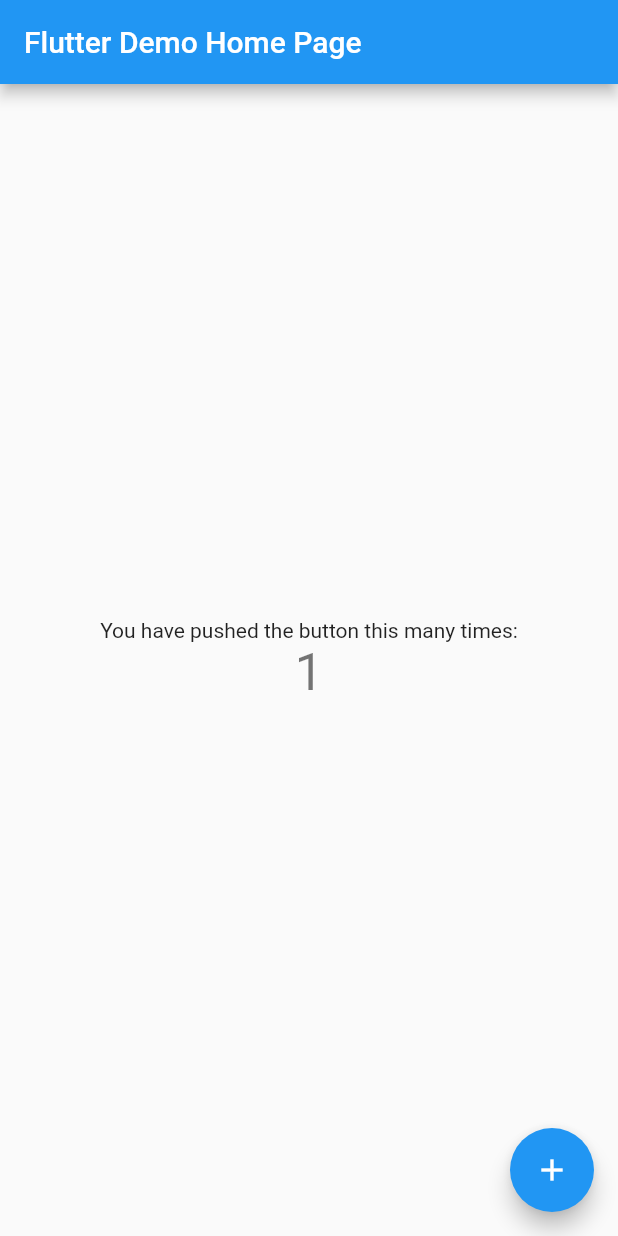
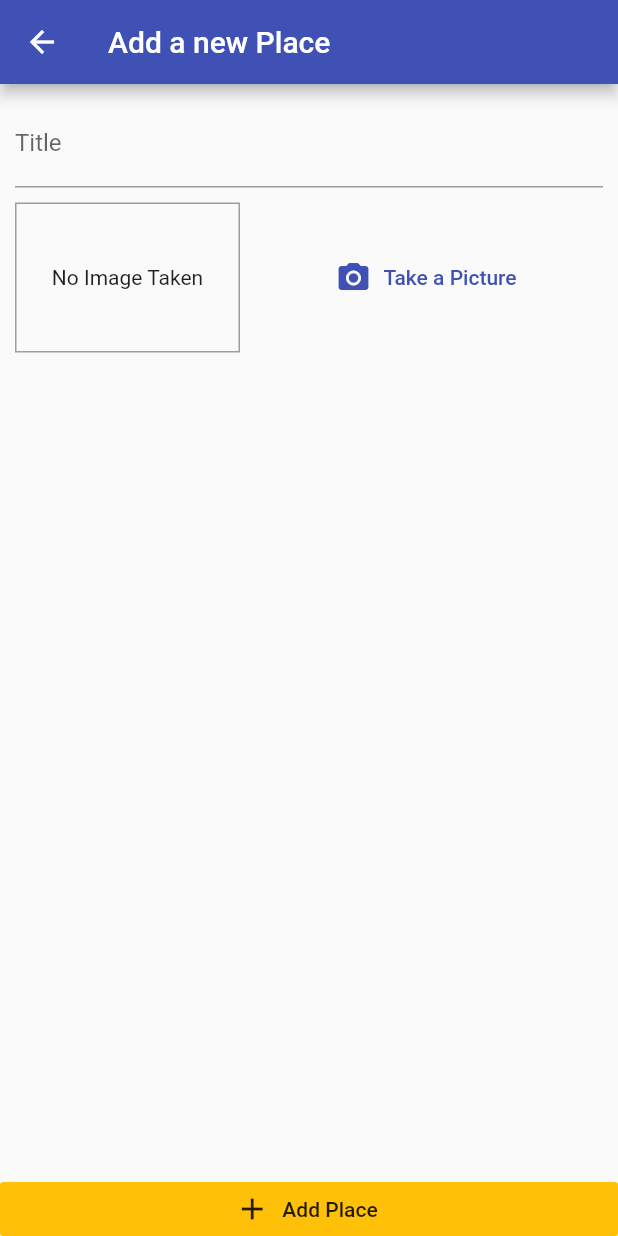
Before and after one commit to t2hieu91/GreatPlaces, a Flutter app: the screen it shows after launch, after a tap on the "add" icon, on a phone screen of 412 x 824 dp. Run offline on Flutter 3.47's test engine with Material 2 defaults, Android fonts, the phone set to English and light mode, and no system bars; our stand-ins replace image_picker.

Commit message:
299. Managing Data & Images via the Provider Package

```diff
--- a/lib/main.dart
+++ b/lib/main.dart
@@ -1,4 +1,9 @@
+import 'package:GreatPlaces/providers/great_places.dart';
+import 'package:GreatPlaces/screens/add_place_screen.dart';
 import 'package:flutter/material.dart';
+import 'package:provider/provider.dart';
+
+import 'screens/places_list_screen.dart';
 
 void main() {
   runApp(MyApp());
@@ -8,98 +13,25 @@ class MyApp extends StatelessWidget {
   // This widget is the root of your application.
   @override
   Widget build(BuildContext context) {
-    return MaterialApp(
-      title: 'Great Places',
-      theme: ThemeData(
-        primarySwatch: Colors.blue,
-        visualDensity: VisualDensity.adaptivePlatformDensity,
+    return MultiProvider(
+      providers: [
+        ChangeNotifierProvider(
+          create: (ctx) => GreatPlaces(),
+        ),
+      ],
+      child: MaterialApp(
+        debugShowCheckedModeBanner: false,
+        title: 'Great Places',
+        theme: ThemeData(
+          primarySwatch: Colors.indigo,
+          accentColor: Colors.amber,
+          visualDensity: VisualDensity.adaptivePlatformDensity,
+        ),
+        home: PlacesListScreen(),
+        routes: {
+          AddPlaceScreen.routeName: (ctx) => AddPlaceScreen(),
+        },
       ),
-      home: MyHomePage(title: 'Flutter Demo Home Page'),
     );
   }
 }
-
-class MyHomePage extends StatefulWidget {
-  MyHomePage({Key key, this.title}) : super(key: key);
-
-  // This widget is the home page of your application. It is stateful, meaning
-  // that it has a State object (defined below) that contains fields that affect
-  // how it looks.
-
-  // This class is the configuration for the state. It holds the values (in this
-  // case the title) provided by the parent (in this case the App widget) and
-  // used by the build method of the State. Fields in a Widget subclass are
-  // always marked "final".
-
-  final String title;
-
-  @override
-  _MyHomePageState createState() => _MyHomePageState();
-}
-
-class _MyHomePageState extends State<MyHomePage> {
-  int _counter = 0;
-
-  void _incrementCounter() {
-    setState(() {
-      // This call to setState tells the Flutter framework that something has
-      // changed in this State, which causes it to rerun the build method below
-      // so that the display can reflect the updated values. If we changed
-      // _counter without calling setState(), then the build method would not be
-      // called again, and so nothing would appear to happen.
-      _counter++;
-    });
-  }
-
-  @override
-  Widget build(BuildContext context) {
-    // This method is rerun every time setState is called, for instance as done
-    // by the _incrementCounter method above.
-    //
-    // The Flutter framework has been optimized to make rerunning build methods
-    // fast, so that you can just rebuild anything that needs updating rather
-    // than having to individually change instances of widgets.
-    return Scaffold(
-      appBar: AppBar(
-        // Here we take the value from the MyHomePage object that was created by
-        // the App.build method, and use it to set our appbar title.
-        title: Text(widget.title),
-      ),
-      body: Center(
-        // Center is a layout widget. It takes a single child and positions it
-        // in the middle of the parent.
-        child: Column(
-          // Column is also a layout widget. It takes a list of children and
-          // arranges them vertically. By default, it sizes itself to fit its
-          // children horizontally, and tries to be as tall as its parent.
-          //
-          // Invoke "debug painting" (press "p" in the console, choose the
-          // "Toggle Debug Paint" action from the Flutter Inspector in Android
-          // Studio, or the "Toggle Debug Paint" command in Visual Studio Code)
-          // to see the wireframe for each widget.
-          //
-          // Column has various properties to control how it sizes itself and
-          // how it positions its children. Here we use mainAxisAlignment to
-          // center the children vertically; the main axis here is the vertical
-          // axis because Columns are vertical (the cross axis would be
-          // horizontal).
-          mainAxisAlignment: MainAxisAlignment.center,
-          children: <Widget>[
-            Text(
-              'You have pushed the button this many times:',
-            ),
-            Text(
-              '$_counter',
-              style: Theme.of(context).textTheme.headline4,
-            ),
-          ],
-        ),
-      ),
-      floatingActionButton: FloatingActionButton(
-        onPressed: _incrementCounter,
-        tooltip: 'Increment',
-        child: Icon(Icons.add),
-      ), // This trailing comma makes auto-formatting nicer for build methods.
-    );
-  }
-}
--- /dev/null
+++ b/lib/models/place.dart
@@ -0,0 +1,29 @@
+import 'dart:io';
+
+import 'package:flutter/material.dart';
+
+class LocationPlace {
+  final double latitude;
+  final double longitude;
+  final String address;
+
+  LocationPlace({
+    @required this.latitude,
+    @required this.longitude,
+    this.address,
+  });
+}
+
+class Place {
+  final String id;
+  final String title;
+  final LocationPlace location;
+  final File image;
+
+  Place({
+    @required this.id,
+    @required this.title,
+    @required this.location,
+    @required this.image,
+  });
+}
--- /dev/null
+++ b/lib/providers/great_places.dart
@@ -0,0 +1,23 @@
+import 'dart:io';
+
+import 'package:flutter/material.dart';
+import '../models/place.dart';
+
+class GreatPlaces with ChangeNotifier {
+  List<Place> _items = [];
+
+  List<Place> get items {
+    return [..._items];
+  }
+
+  void addPlace(String pickedTitle, File pickedImage) {
+    final newPlace = Place(
+      id: DateTime.now().toString(),
+      title: pickedTitle,
+      image: pickedImage,
+      location: null,
+    );
+    _items.add(newPlace);
+    notifyListeners();
+  }
+}
--- /dev/null
+++ b/lib/screens/add_place_screen.dart
@@ -0,0 +1,78 @@
+import 'dart:io';
+
+import 'package:GreatPlaces/providers/great_places.dart';
+import 'package:GreatPlaces/widgets/image_input.dart';
+import 'package:flutter/material.dart';
+import 'package:provider/provider.dart';
+
+class AddPlaceScreen extends StatefulWidget {
+  static const routeName = '/add-place';
+
+  @override
+  _AddPlaceScreenState createState() => _AddPlaceScreenState();
+}
+
+class _AddPlaceScreenState extends State<AddPlaceScreen> {
+  final _titleController = TextEditingController();
+  File _pickedImage;
+
+  void _selectImage(File pickedImage) {
+    _pickedImage = pickedImage;
+  }
+
+  void _savePlace() {
+    if (_titleController.text.isEmpty || _pickedImage == null) {
+      return;
+    }
+    Provider.of<GreatPlaces>(
+      context,
+      listen: false,
+    ).addPlace(_titleController.text, _pickedImage);
+
+    Navigator.of(context).pop();
+  }
+
+  @override
+  Widget build(BuildContext context) {
+    return Scaffold(
+      appBar: AppBar(
+        title: Text('Add a new Place'),
+      ),
+      body: SafeArea(
+        child: Column(
+          crossAxisAlignment: CrossAxisAlignment.stretch,
+          children: [
+            Expanded(
+              child: SingleChildScrollView(
+                child: Padding(
+                  padding: const EdgeInsets.all(10),
+                  child: Column(
+                    children: [
+                      TextField(
+                        decoration: InputDecoration(labelText: 'Title'),
+                        controller: _titleController,
+                        onChanged: (value) {
+                          _titleController.text = value;
+                        },
+                      ),
+                      SizedBox(height: 10),
+                      ImageInput(_selectImage),
+                    ],
+                  ),
+                ),
+              ),
+            ),
+            RaisedButton.icon(
+              onPressed: _savePlace,
+              icon: Icon(Icons.add),
+              label: Text('Add Place'),
+              elevation: 0,
+              materialTapTargetSize: MaterialTapTargetSize.shrinkWrap,
+              color: Theme.of(context).accentColor,
+            )
+          ],
+        ),
+      ),
+    );
+  }
+}
--- /dev/null
+++ b/lib/screens/places_list_screen.dart
@@ -0,0 +1,42 @@
+import 'package:GreatPlaces/providers/great_places.dart';
+import 'package:GreatPlaces/screens/add_place_screen.dart';
+import 'package:flutter/material.dart';
+import 'package:provider/provider.dart';
+
+class PlacesListScreen extends StatelessWidget {
+  @override
+  Widget build(BuildContext context) {
+    return Scaffold(
+      appBar: AppBar(
+        title: Text('Your Places'),
+        actions: [
+          IconButton(
+            icon: Icon(Icons.add),
+            onPressed: () {
+              Navigator.of(context).pushNamed(AddPlaceScreen.routeName);
+            },
+          ),
+        ],
+      ),
+      body: Consumer<GreatPlaces>(
+        child: Center(
+          child: Text('Get no places yet, please adding some!'),
+        ),
+        builder: (ctx, greatPlaces, ch) => greatPlaces.items.length < 0
+            ? ch
+            : ListView.builder(
+                itemCount: greatPlaces.items.length,
+                itemBuilder: (ctx, index) => ListTile(
+                  leading: CircleAvatar(
+                    backgroundImage: FileImage(
+                      greatPlaces.items[index].image,
+                    ),
+                  ),
+                  title: Text(greatPlaces.items[index].title),
+                  onTap: () {},
+                ),
+              ),
+      ),
+    );
+  }
+}
--- /dev/null
+++ b/lib/widgets/image_input.dart
@@ -0,0 +1,81 @@
+import 'dart:io';
+
+import 'package:flutter/material.dart';
+import 'package:image_picker/image_picker.dart';
+import 'package:path/path.dart' as path;
+import 'package:path_provider/path_provider.dart';
+
+class ImageInput extends StatefulWidget {
+  final Function onSelectImage;
+
+  ImageInput(
+    this.onSelectImage,
+  );
+
+  @override
+  _ImageInputState createState() => _ImageInputState();
+}
+
+class _ImageInputState extends State<ImageInput> {
+  File _storedImage;
+  final picker = ImagePicker();
+
+  Future _takenPicture() async {
+    final pickedFile = await picker.getImage(
+      source: ImageSource.gallery,
+      maxWidth: 600,
+    );
+    final fileImage = File(pickedFile.path);
+    setState(() {
+      _storedImage = fileImage;
+    });
+
+    Directory appDocDir = await getApplicationDocumentsDirectory();
+    final appDocPath = appDocDir.path;
+
+    final fileName = path.basename(pickedFile.path);
+    final saveImage = await fileImage.copy('$appDocPath/$fileName');
+
+    widget.onSelectImage(saveImage);
+  }
+
+  @override
+  Widget build(BuildContext context) {
+    return Row(
+      children: [
+        Container(
+          height: 100,
+          width: 150,
+          decoration: BoxDecoration(
+            border: Border.all(
+              width: 1,
+              color: Colors.grey,
+            ),
+          ),
+          alignment: Alignment.center,
+          child: _storedImage != null
+              ? Image.file(
+                  _storedImage,
+                  fit: BoxFit.cover,
+                  width: double.infinity,
+                )
+              : Text(
+                  'No Image Taken',
+                  textAlign: TextAlign.center,
+                ),
+        ),
+        SizedBox(
+          width: 10,
+        ),
+        Expanded(
+          child: FlatButton.icon(
+            onPressed: _takenPicture,
+            icon: Icon(Icons.camera_alt),
+            label: Text('Take a Picture'),
+            textColor: Theme.of(context).primaryColor,
+          ),
+        )
+      ],
+    );
+  }
+}
--- a/pubspec.yaml
+++ b/pubspec.yaml
@@ -28,6 +28,10 @@ dependencies:
   # The following adds the Cupertino Icons font to your application.
   # Use with the CupertinoIcons class for iOS style icons.
   cupertino_icons: ^1.0.0
+  provider: ^4.3.3
+  image_picker: ^0.6.7+22
+  path_provider: ^1.6.28
+  path: ^1.7.0
 
 dev_dependencies:
   flutter_test:
```
Also changed, not shown: lib/screens/place_detail_screen.dart (added), pubspec.lock, 8 other files.
